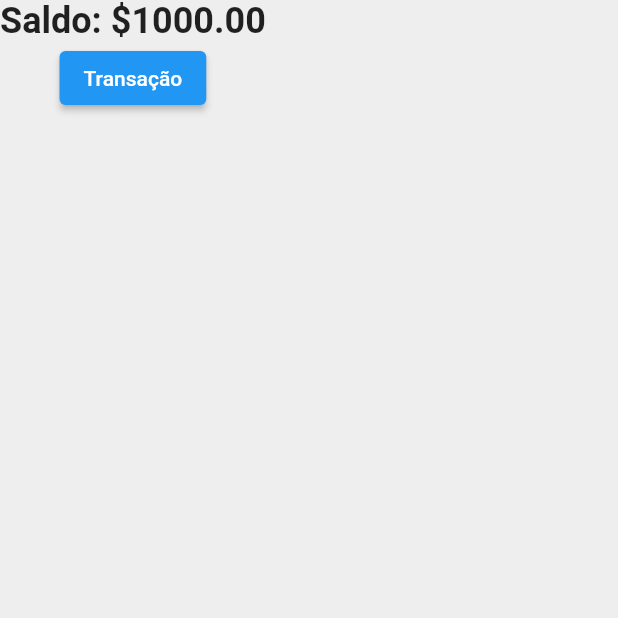
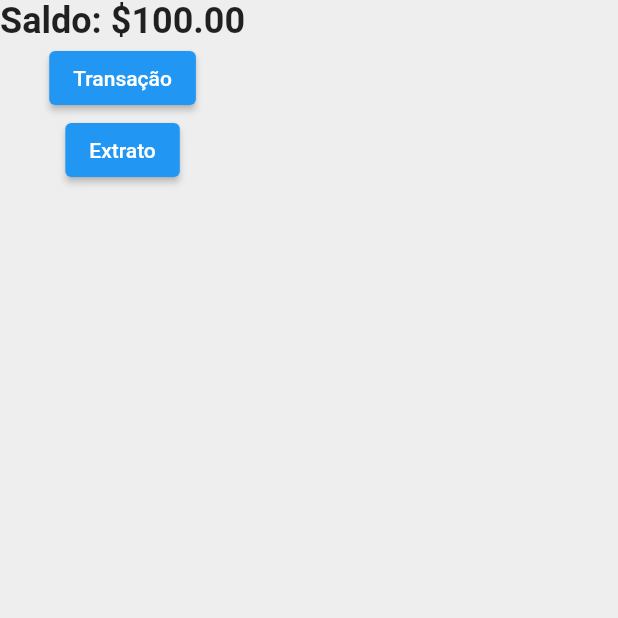
Before and after one commit to rafa-simoes22/carteira_digital, a Flutter app: the screen it shows after launch, on a phone screen of 412 x 824 dp, the top half of it. Run offline on Flutter 3.47's test engine with Material 2 defaults, Android fonts, the light colour scheme and no system bars.

Commit message:
botão extrato

```diff
--- a/lib/main.dart
+++ b/lib/main.dart
@@ -8,10 +8,12 @@ class HomePageWidget extends StatefulWidget {
 }
 
 class _HomePageWidgetState extends State<HomePageWidget> {
-  double saldo = 1000;
-  double valorSubtraido = 0;  // Renomeado para valorSubtraido
+  double saldo = 100;
+  double valorSubtraido = 0;
   bool mostrarCampos = false;
   bool mostrarBotaoVoltar = false;
+  bool mostrarExtrato = false;  // Novo estado para controlar a exibição do extrato
+  List<double> historico = [];  // Lista para manter o histórico de valores
 
   final scaffoldKey = GlobalKey<ScaffoldState>();
 
@@ -25,6 +27,7 @@ class _HomePageWidgetState extends State<HomePageWidget> {
             setState(() {
               mostrarCampos = false;
               mostrarBotaoVoltar = false;
+              mostrarExtrato = false;
             });
             return false;
           }
@@ -55,7 +58,7 @@ class _HomePageWidgetState extends State<HomePageWidget> {
                         });
                       },
                       decoration: InputDecoration(
-                        labelText: 'Digite o Valor',
+                        labelText: 'Valor a subtrair',
                       ),
                     ),
                   ),
@@ -66,10 +69,11 @@ class _HomePageWidgetState extends State<HomePageWidget> {
                       ElevatedButton(
                         onPressed: () {
                           setState(() {
-                            saldo -= valorSubtraido;  // Subtrair o valorSubtraido do saldo
+                            saldo -= valorSubtraido;
+                            historico.add(-valorSubtraido);
                           });
                         },
-                        child: Text('Enviar'),
+                        child: Text('Subtrair'),
                       ),
                     ],
                   ),
@@ -94,12 +98,44 @@ class _HomePageWidgetState extends State<HomePageWidget> {
                             setState(() {
                               mostrarCampos = false;
                               mostrarBotaoVoltar = false;
+                              mostrarExtrato = false;
                             });
                           },
                           icon: Icon(Icons.arrow_back),
                         ),
                       ],
                     ),
+                  ),
+                if (mostrarExtrato)
+                  Padding(
+                    padding: const EdgeInsets.all(16.0),
+                    child: Column(
+                      crossAxisAlignment: CrossAxisAlignment.start,
+                      children: [
+                        Text(
+                          'Extrato:',
+                          style: TextStyle(
+                            fontSize: 18,
+                            fontWeight: FontWeight.bold,
+                          ),
+                        ),
+                        for (var valor in historico)
+                          Text(
+                            'R\$ ${valor.toStringAsFixed(2)}',
+                            style: TextStyle(fontSize: 16),
+                          ),
+                      ],
+                    ),
+                  ),
+                if (!mostrarCampos && !mostrarExtrato && !mostrarBotaoVoltar)
+                  ElevatedButton(
+                    onPressed: () {
+                      setState(() {
+                        mostrarExtrato = true;
+                        mostrarBotaoVoltar = true;
+                      });
+                    },
+                    child: Text('Extrato'),
                   ),
               ],
             ),
```
